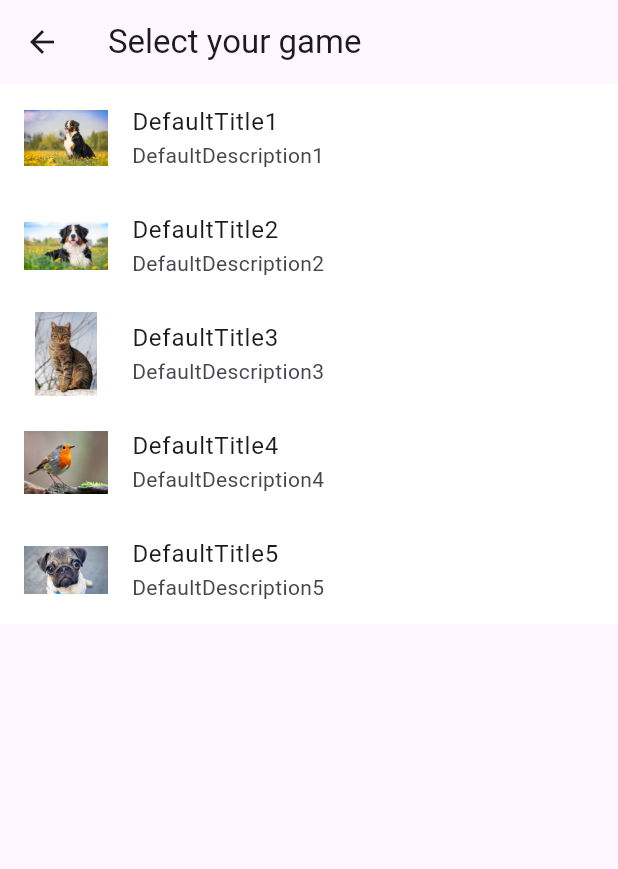
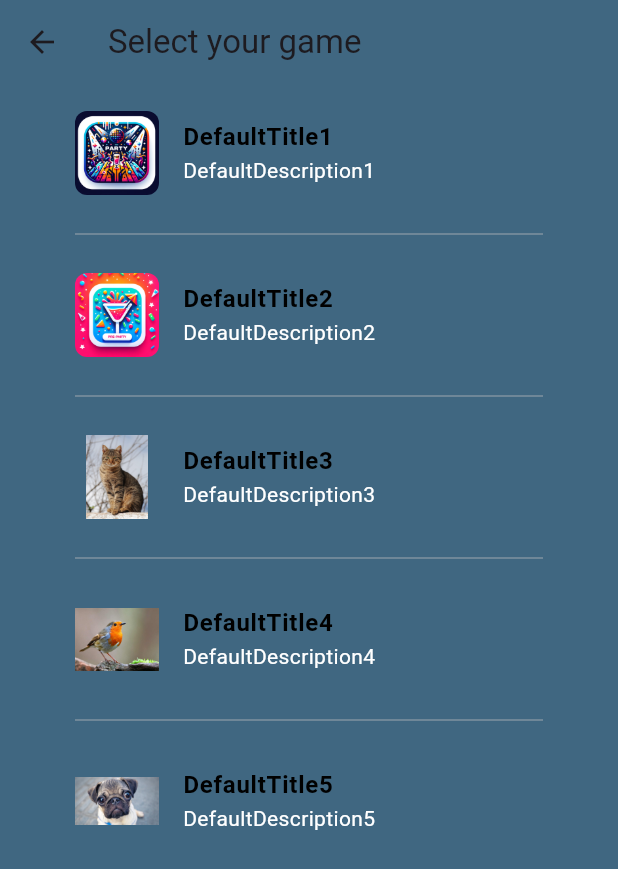
Before and after one commit to joochourd/party_games, a Flutter app: the GamesListView screen opened directly, on a phone screen of 412 x 824 dp. Shown: the top 869 px of the screen. Run offline on Flutter 3.47's test engine with Material 3 defaults, Android fonts, the phone set to English and light mode, and no system bars; generated files the repository leaves out were written again.

Commit message:
features (#2)
Co-authored-by: Joaquin Duran <duranjoa20@gmail.com>

```diff
--- /dev/null
+++ b/lib/src/Picolo/game_list_view.dart
@@ -0,0 +1,62 @@
+
+import 'package:flutter/material.dart';
+import 'package:party_games/src/Picolo/game_mode.dart';
+
+class GamesListView extends StatelessWidget {
+  GamesListView({super.key});
+
+  static const routeName = '/';
+  final List<GameMode> gameModes = GameModeDefaultExtension.getDefaultModes();
+
+  @override
+  Widget build(BuildContext context) {
+    return Scaffold(
+      appBar: AppBar(
+        title: const Text('Select your game'),
+        backgroundColor: const Color.fromARGB(255, 64, 103, 129)
+      ),
+      body: Container(
+        color: Color.fromARGB(255, 64, 103, 129), // Set a light background color for the list
+        child: ListView.separated(
+          restorationId: 'sampleItemListView',
+          itemCount: gameModes.length,
+          itemBuilder: (BuildContext context, int index) {
+            final gameMode = gameModes[index];
+            return ListTile(
+              contentPadding: const EdgeInsets.symmetric(vertical: 10.0, horizontal: 50.0), // Padding inside the list tile
+              leading: ClipRRect(
+                borderRadius: BorderRadius.circular(8.0),
+                child: Image.asset(gameMode.imagePath, width: 56, height: 56),
+              ),
+              title: Text(
+                gameMode.title,
+                style: const TextStyle(
+                  color: Colors.black, // Set your color for text
+                  fontWeight: FontWeight.bold, // Bold text for the title
+                ),
+              ),
+              subtitle: Text(
+                gameMode.description,
+                style: const TextStyle(color: Color.fromARGB(255, 255, 255, 255)), // Grey color for subtitle
+              ),
+              onTap: () {
+                // Handle navigation or action when a game mode is tapped
+              },
+            );
+          },
+          separatorBuilder: (BuildContext context, int index) {
+            return Center(
+              child: Container(
+                margin: const EdgeInsets.symmetric(horizontal: 50.0), // Centralize and reduce width of the divider
+                child: Divider(
+                  color: Colors.grey[400], // Light grey color for the divider
+                  thickness: 0.5, // Make the divider less thick
+                ),
+              ),
+            );
+          },
+        ),
+      ),
+    );
+  }
+}
--- a/lib/src/Picolo/game_mode.dart
+++ b/lib/src/Picolo/game_mode.dart
@@ -1,17 +1,17 @@
 class GameMode {
   String name;
   String title;
-  String descsription;
+  String description;
   String imagePath;
 
-  GameMode(this.name, this.title, this.descsription, this.imagePath);
+  GameMode(this.name, this.title, this.description, this.imagePath);
 }
 
 extension GameModeDefaultExtension on GameMode {
   static List<GameMode> getDefaultModes() {
     return [
-      GameMode("DefaultName1", "DefaultTitle1", "DefaultDescription1", "assets/images/berna.png"),
-      GameMode("DefaultName2", "DefaultTitle2", "DefaultDescription2", "assets/images/berna2.png"),
+      GameMode("DefaultName1", "DefaultTitle1", "DefaultDescription1", "assets/images/party.png"),
+      GameMode("DefaultName2", "DefaultTitle2", "DefaultDescription2", "assets/images/pre_party.png"),
       GameMode("DefaultName3", "DefaultTitle3", "DefaultDescription3", "assets/images/cat.png"),
       GameMode("DefaultName4", "DefaultTitle4", "DefaultDescription4", "assets/images/pigeon.png"),
       GameMode("DefaultName5", "DefaultTitle5", "DefaultDescription5", "assets/images/pug.png"),
--- a/lib/src/Picolo/picolo.dart
+++ /dev/null
@@ -1,46 +0,0 @@
-import 'package:flutter/material.dart';
-import 'package:party_games/src/Picolo/game_mode.dart';
-
-class GamesListView extends StatelessWidget{
-  GamesListView({
-    super.key,
-    //  required gameModes,
-    // required this.gameModes,
-  });
-
-  static const routeName = '/';
-  // final List<SampleItem> items;
-  final List<GameMode> gameModes = GameModeDefaultExtension.getDefaultModes();
-
-  @override
-  Widget build(BuildContext context) {
-    return Scaffold(
-      appBar: AppBar(
-        title: const Text('Select your game'),
-        actions: const [
-          // ... existing actions
-        ],
-      ),
-      body: ListView.builder(
-        restorationId: 'sampleItemListView',
-        itemCount: gameModes.length, // Update the count
-        itemBuilder: (BuildContext context, int index) {
-            // Game mode list item
-            final gameMode = gameModes[index];
-            return ListTile(
-              leading: ClipRRect(
-                borderRadius: BorderRadius.circular(8.0),
-                child: Image.asset(gameMode.imagePath, width: 56, height: 56),
-              ),
-              title: Text(gameMode.title),
-              subtitle: Text(gameMode.descsription),
-              tileColor: Colors.white, // Set your desired color or gradient here
-              onTap: () {
-                // Handle navigation or action when a game mode is tapped
-              },
-            );
-          }
-      ),
-    );
-  }
-}
--- a/lib/src/global/navigator_service.dart
+++ b/lib/src/global/navigator_service.dart
@@ -1,5 +1,5 @@
 import 'package:flutter/material.dart';
-import 'package:party_games/src/Picolo/picolo.dart'; // Ensure this import is correct
+import 'package:party_games/src/Picolo/game_list_view.dart'; // Ensure this import is correct
 import 'package:party_games/src/sample_feature/domain/player.dart';
 import 'package:party_games/src/sample_feature/infrastructure/feature_factory.dart';
 import 'package:party_games/src/sample_feature/views/game_text_widget.dart';
--- a/lib/src/sample_feature/sample_item_list_view.dart
+++ b/lib/src/sample_feature/sample_item_list_view.dart
@@ -11,7 +11,7 @@ import 'sample_item.dart';
 class SampleItemListView extends StatelessWidget {
   const SampleItemListView({
     super.key,
-    this.items = const [SampleItem(1), SampleItem(2), SampleItem(3), SampleItem(4), SampleItem(5)], required this.navigationService, // Assume 4th item is the game
+    this.items = const [SampleItem(3), SampleItem(4), SampleItem(5)], required this.navigationService, // Assume 4th item is the game
   });
 
   String getName(int id){
--- a/lib/src/sample_feature/views/player_view.dart
+++ b/lib/src/sample_feature/views/player_view.dart
@@ -14,7 +14,7 @@ class PlayersView extends StatelessWidget {
     return ChangeNotifierProvider<PlayersViewModel>.value(
       value: viewModel, // Use the provided viewModel
       child: Scaffold(
-        appBar: AppBar(title: Text('Add Players')),
+        appBar: AppBar(title: const Text('Add Players')),
         body: Consumer<PlayersViewModel>(
           builder: (context, viewModel, child) {
             return Column(
```
Also changed, not shown: assets/images/party.png (added), assets/images/pre_party.png (added).
